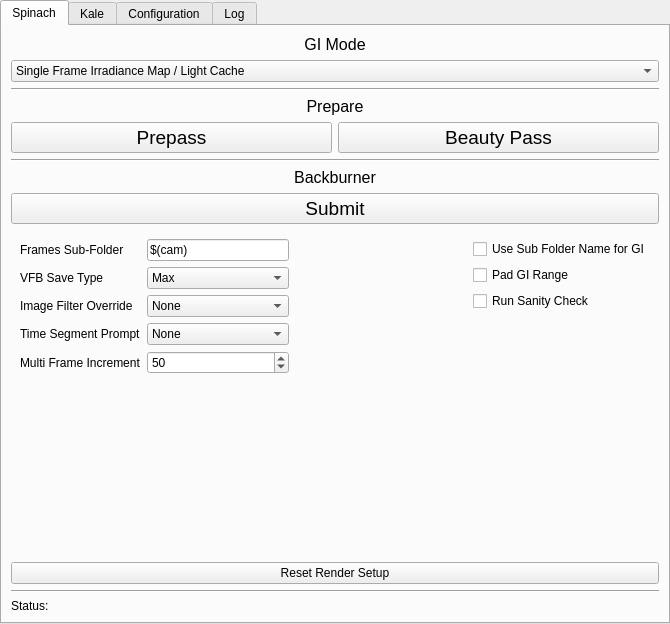
stephensmitchell-forks/renderFarming, file src/renderFarmingMainWidget.ui: the form before one commit.
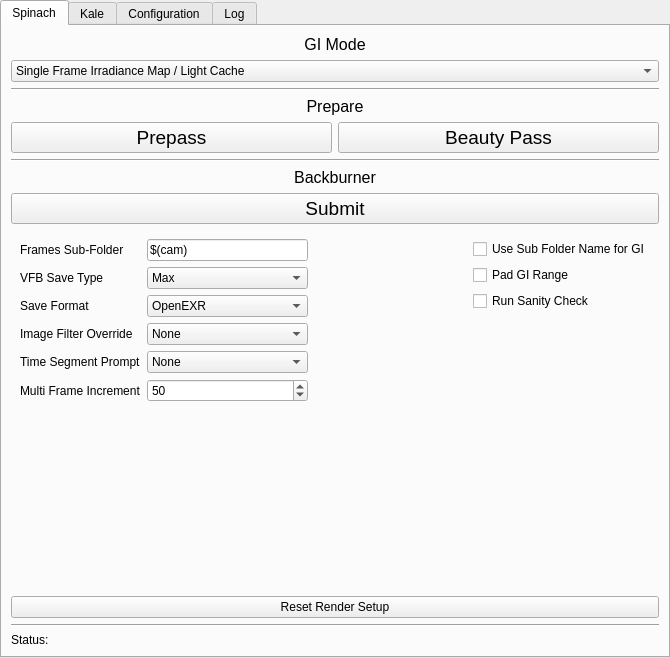
The form after the commit. Custom widgets are drawn as their Qt base class.

Commit message: Refined attribute saving for QMaxRollout

```diff
--- a/src/renderFarmingMainWidget.ui
+++ b/src/renderFarmingMainWidget.ui
@@ -10,7 +10,7 @@
     <x>0</x>
     <y>0</y>
     <width>670</width>
-    <height>624</height>
+    <height>658</height>
    </rect>
   </property>
   <property name="windowTitle">
@@ -273,14 +273,14 @@
              </item>
             </widget>
            </item>
-           <item row="2" column="0">
+           <item row="3" column="0">
             <widget class="QLabel" name="label_image_filter_override">
              <property name="text">
               <string>Image Filter Override</string>
              </property>
             </widget>
            </item>
-           <item row="2" column="1">
+           <item row="3" column="1">
             <widget class="QComboBox" name="sp_img_filt_ovr_cmbx">
              <property name="toolTip">
               <string>&lt;html&gt;&lt;head/&gt;&lt;body&gt;&lt;p&gt;Allows overriding the Image Filter in a file with one from the list.  &lt;/p&gt;&lt;/body&gt;&lt;/html&gt;</string>
@@ -388,14 +388,14 @@
              </item>
             </widget>
            </item>
-           <item row="3" column="0">
+           <item row="4" column="0">
             <widget class="QLabel" name="label_time_segment_prompt">
              <property name="text">
               <string>Time Segment Prompt</string>
              </property>
             </widget>
            </item>
-           <item row="3" column="1">
+           <item row="4" column="1">
             <widget class="QComboBox" name="sp_sats_prompt_cmbx">
              <property name="toolTip">
               <string>&lt;html&gt;&lt;head/&gt;&lt;body&gt;&lt;p&gt;Activates a pop-up everytime either &amp;quot;Prepare Prepass&amp;quot; or &amp;quot;Prepare Beauty Pass&amp;quot; are clicked. It asks the user to confirm the frame range of the shot they are sending.&lt;/p&gt;&lt;/body&gt;&lt;/html&gt;</string>
@@ -422,7 +422,7 @@
              </item>
             </widget>
            </item>
-           <item row="4" column="0">
+           <item row="5" column="0">
             <widget class="QLabel" name="label_multi_frame_increment">
              <property name="enabled">
               <bool>true</bool>
@@ -432,7 +432,7 @@
              </property>
             </widget>
            </item>
-           <item row="4" column="1">
+           <item row="5" column="1">
             <widget class="QSpinBox" name="sp_multi_frame_increment_sb">
              <property name="enabled">
               <bool>true</bool>
@@ -457,6 +457,32 @@
              </property>
             </widget>
            </item>
+           <item row="2" column="1">
+            <widget class="QComboBox" name="sp_save_format_cmbx">
+             <item>
+              <property name="text">
+               <string>OpenEXR</string>
+              </property>
+             </item>
+             <item>
+              <property name="text">
+               <string>MultiChannel OpenEXR</string>
+              </property>
+             </item>
+             <item>
+              <property name="text">
+               <string>VRImg</string>
+              </property>
+             </item>
+            </widget>
+           </item>
+           <item row="2" column="0">
+            <widget class="QLabel" name="label_save_format">
+             <property name="text">
+              <string>Save Format</string>
+             </property>
+            </widget>
+           </item>
           </layout>
          </item>
          <item>
```
The commit also changes 1 other file.
